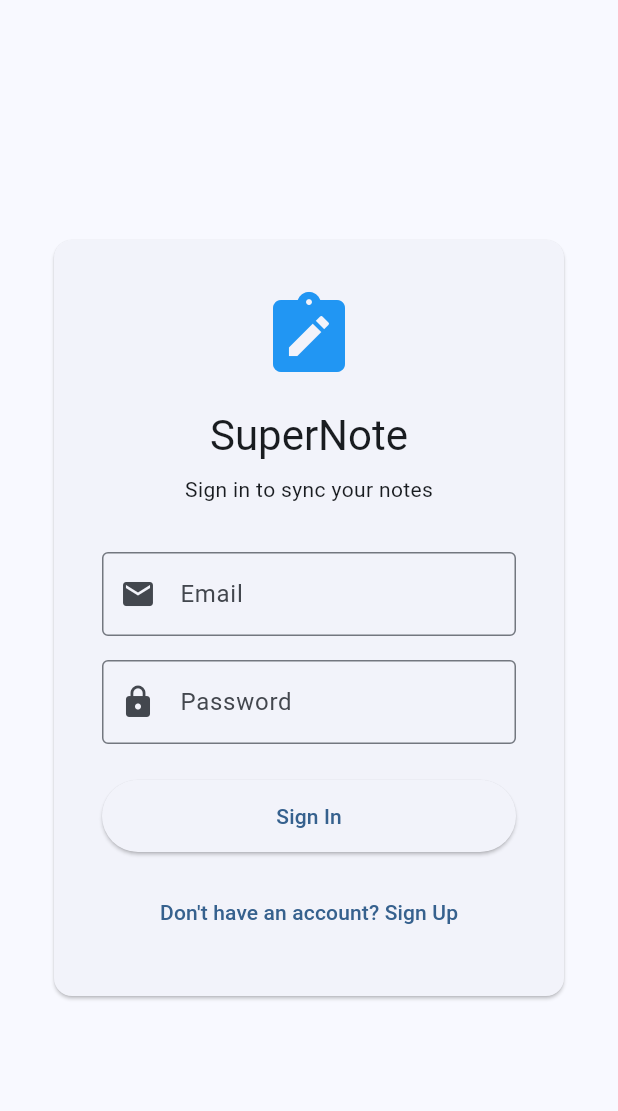
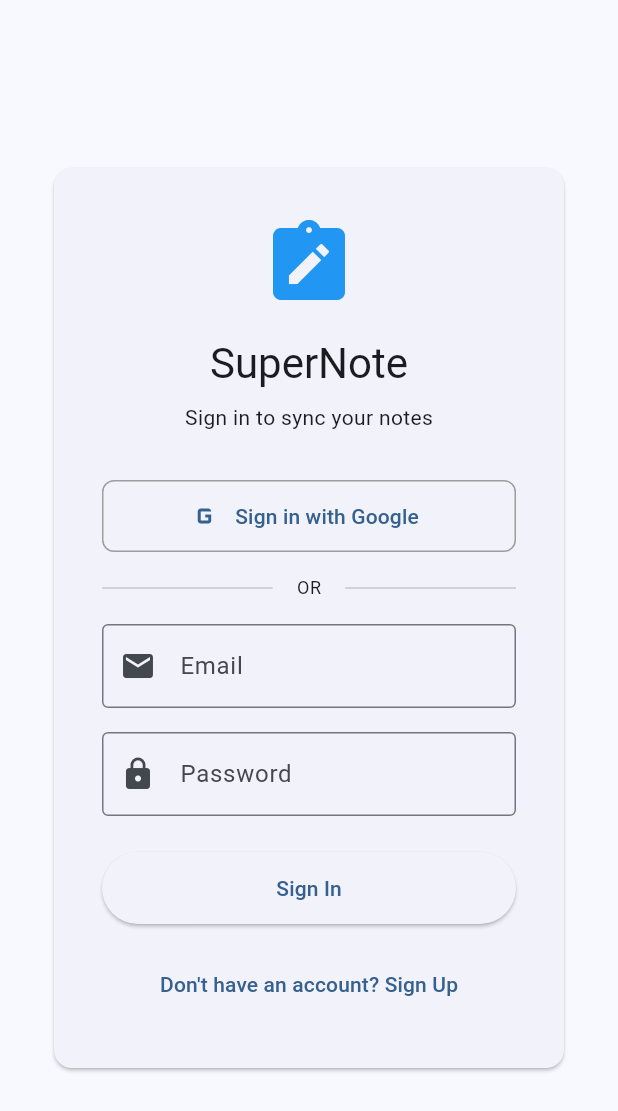
Before and after one commit to minhphat239/SuperNote, a Flutter app: the screen it shows once a user with an empty profile is signed in, after a tap on the "logout" icon, on a phone screen of 412 x 824 dp. Shown: the top 1111 px of the screen. Run offline on Flutter 3.47's test engine with Material 3 defaults, Android fonts, the phone set to English and light mode, and no system bars; our stand-ins replace cloud_firestore, connectivity_plus, firebase_auth, firebase_core, google_sign_in, package_info_plus and 1 more; accounts and stored records are empty; network calls fail.

Commit message:
feat: add Google Sign-In
- Added google_sign_in package
- Updated AuthService with Google sign-in
- Updated AuthScreen with Google button

```diff
--- a/lib/screens/auth_screen.dart
+++ b/lib/screens/auth_screen.dart
@@ -49,6 +49,21 @@
     }
   }
 
+  Future<void> _signInWithGoogle() async {
+    setState(() {
+      _isLoading = true;
+      _error = null;
+    });
+
+    try {
+      await widget.authService.signInWithGoogle();
+    } catch (e) {
+      setState(() => _error = e.toString());
+    } finally {
+      setState(() => _isLoading = false);
+    }
+  }
+
   @override
   Widget build(BuildContext context) {
     return Scaffold(
@@ -75,6 +90,41 @@
                       style: Theme.of(context).textTheme.bodyMedium,
                     ),
                     const SizedBox(height: 32),
+
+                    // Google Sign-In Button
+                    SizedBox(
+                      width: double.infinity,
+                      height: 48,
+                      child: OutlinedButton.icon(
+                        onPressed: _isLoading ? null : _signInWithGoogle,
+                        icon: const Icon(Icons.g_mobiledata, size: 24),
+                        label: const Text('Sign in with Google'),
+                        style: OutlinedButton.styleFrom(
+                          side: const BorderSide(color: Colors.grey),
+                          shape: RoundedRectangleBorder(
+                            borderRadius: BorderRadius.circular(8),
+                          ),
+                        ),
+                      ),
+                    ),
+
+                    const SizedBox(height: 16),
+                    Row(
+                      children: [
+                        const Expanded(child: Divider()),
+                        Padding(
+                          padding: const EdgeInsets.symmetric(horizontal: 16),
+                          child: Text(
+                            'OR',
+                            style: Theme.of(context).textTheme.bodySmall,
+                          ),
+                        ),
+                        const Expanded(child: Divider()),
+                      ],
+                    ),
+                    const SizedBox(height: 16),
+
+                    // Email/Password Fields
                     TextField(
                       controller: _emailController,
                       decoration: const InputDecoration(
--- a/lib/services/auth_service.dart
+++ b/lib/services/auth_service.dart
@@ -1,9 +1,11 @@
 import 'package:cloud_firestore/cloud_firestore.dart';
 import 'package:firebase_auth/firebase_auth.dart' as auth;
+import 'package:google_sign_in/google_sign_in.dart';
 import 'package:flutter/material.dart';
 
 class AuthService extends ChangeNotifier {
   final auth.FirebaseAuth _firebaseAuth = auth.FirebaseAuth.instance;
+  final GoogleSignIn _googleSignIn = GoogleSignIn();
   final FirebaseFirestore _firestore = FirebaseFirestore.instance;
 
   auth.User? get currentUser => _firebaseAuth.currentUser;
@@ -39,7 +41,32 @@
     }
   }
 
+  Future<auth.UserCredential> signInWithGoogle() async {
+    try {
+      final GoogleSignInAccount? googleUser = await _googleSignIn.signIn();
+
+      if (googleUser == null) {
+        throw Exception('Google sign in was cancelled');
+      }
+
+      final GoogleSignInAuthentication googleAuth = await googleUser.authentication;
+
+      final credential = auth.GoogleAuthProvider.credential(
+        accessToken: googleAuth.accessToken,
+        idToken: googleAuth.idToken,
+      );
+
+      final userCredential = await _firebaseAuth.signInWithCredential(credential);
+      await _ensureUserDocument(userCredential.user);
+      notifyListeners();
+      return userCredential;
+    } catch (e) {
+      rethrow;
+    }
+  }
+
   Future<void> signOut() async {
+    await _googleSignIn.signOut();
     await _firebaseAuth.signOut();
     notifyListeners();
   }
@@ -54,6 +81,7 @@
       await docRef.set({
         'email': user.email,
         'displayName': user.displayName,
+        'photoURL': user.photoURL,
         'createdAt': FieldValue.serverTimestamp(),
       });
     }
--- a/pubspec.yaml
+++ b/pubspec.yaml
@@ -41,6 +41,7 @@
   firebase_core: ^3.13.0
   cloud_firestore: ^5.6.0
   firebase_auth: ^5.5.0
+  google_sign_in: ^6.2.0
   uuid: ^4.5.0
   connectivity_plus: ^6.1.0
   intl: ^0.19.0
```
Also changed, not shown: pubspec.lock, 1 other file.
